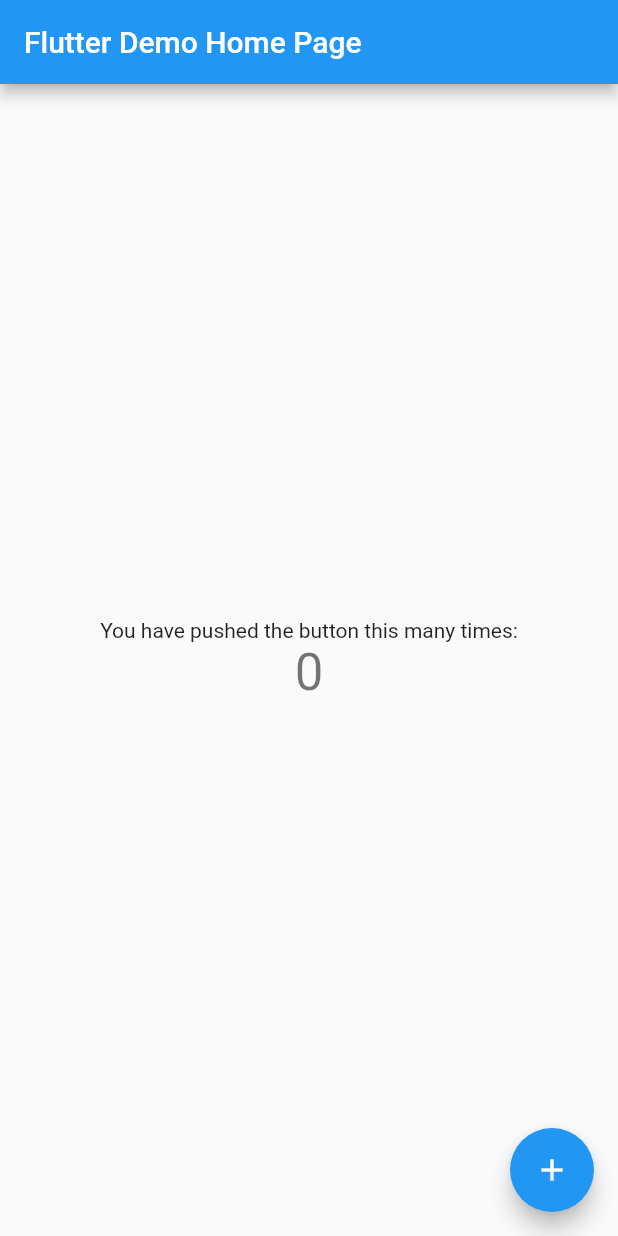
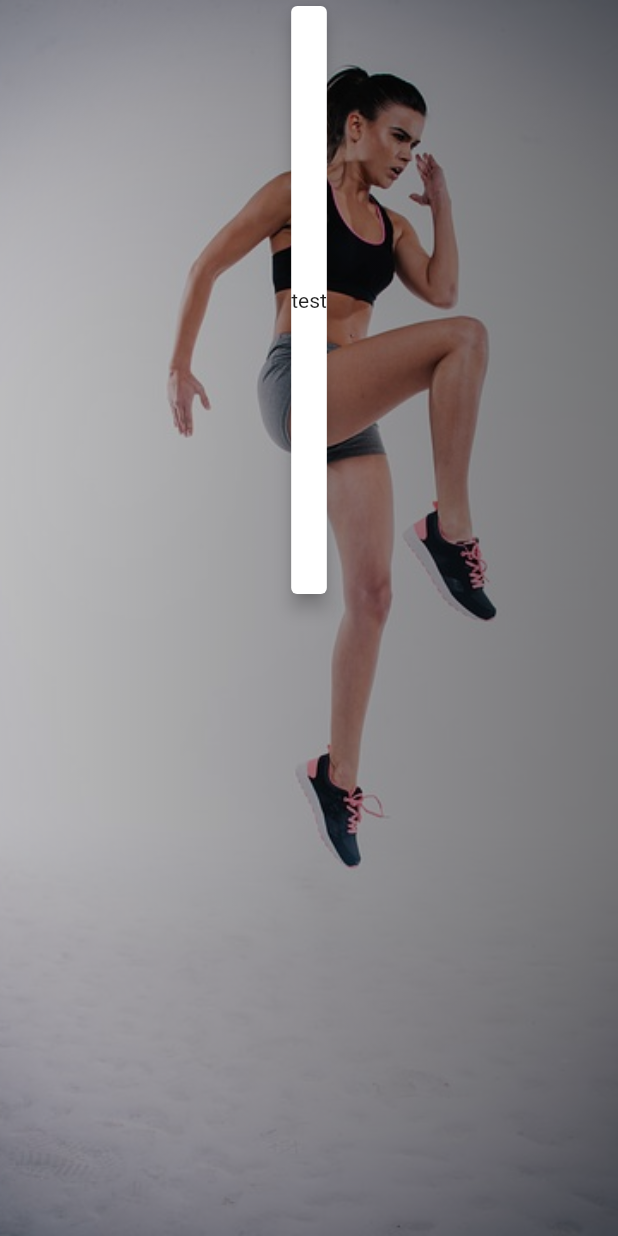
Before and after one commit to urosmeh/workout-guide, a Flutter app: the screen it shows after launch, on a phone screen of 412 x 824 dp. Run offline on Flutter 3.47's test engine with Material 2 defaults, Android fonts, the phone set to English and light mode, and no system bars.

Commit message:
Login background

```diff
--- a/lib/main.dart
+++ b/lib/main.dart
@@ -1,113 +1,13 @@
 import 'package:flutter/material.dart';
+import 'package:workout_guide/screens/auth_screen.dart';
 
-void main() {
-  runApp(MyApp());
-}
+void main() => runApp(MyApp());
 
 class MyApp extends StatelessWidget {
-  // This widget is the root of your application.
   @override
   Widget build(BuildContext context) {
     return MaterialApp(
-      title: 'Flutter Demo',
-      theme: ThemeData(
-        // This is the theme of your application.
-        //
-        // Try running your application with "flutter run". You'll see the
-        // application has a blue toolbar. Then, without quitting the app, try
-        // changing the primarySwatch below to Colors.green and then invoke
-        // "hot reload" (press "r" in the console where you ran "flutter run",
-        // or simply save your changes to "hot reload" in a Flutter IDE).
-        // Notice that the counter didn't reset back to zero; the application
-        // is not restarted.
-        primarySwatch: Colors.blue,
-      ),
-      home: MyHomePage(title: 'Flutter Demo Home Page'),
+      home: AuthScreen(),
     );
   }
 }
-
-class MyHomePage extends StatefulWidget {
-  MyHomePage({Key key, this.title}) : super(key: key);
-
-  // This widget is the home page of your application. It is stateful, meaning
-  // that it has a State object (defined below) that contains fields that affect
-  // how it looks.
-
-  // This class is the configuration for the state. It holds the values (in this
-  // case the title) provided by the parent (in this case the App widget) and
-  // used by the build method of the State. Fields in a Widget subclass are
-  // always marked "final".
-
-  final String title;
-
-  @override
-  _MyHomePageState createState() => _MyHomePageState();
-}
-
-class _MyHomePageState extends State<MyHomePage> {
-  int _counter = 0;
-
-  void _incrementCounter() {
-    setState(() {
-      // This call to setState tells the Flutter framework that something has
-      // changed in this State, which causes it to rerun the build method below
-      // so that the display can reflect the updated values. If we changed
-      // _counter without calling setState(), then the build method would not be
-      // called again, and so nothing would appear to happen.
-      _counter++;
-    });
-  }
-
-  @override
-  Widget build(BuildContext context) {
-    // This method is rerun every time setState is called, for instance as done
-    // by the _incrementCounter method above.
-    //
-    // The Flutter framework has been optimized to make rerunning build methods
-    // fast, so that you can just rebuild anything that needs updating rather
-    // than having to individually change instances of widgets.
-    return Scaffold(
-      appBar: AppBar(
-        // Here we take the value from the MyHomePage object that was created by
-        // the App.build method, and use it to set our appbar title.
-        title: Text(widget.title),
-      ),
-      body: Center(
-        // Center is a layout widget. It takes a single child and positions it
-        // in the middle of the parent.
-        child: Column(
-          // Column is also a layout widget. It takes a list of children and
-          // arranges them vertically. By default, it sizes itself to fit its
-          // children horizontally, and tries to be as tall as its parent.
-          //
-          // Invoke "debug painting" (press "p" in the console, choose the
-          // "Toggle Debug Paint" action from the Flutter Inspector in Android
-          // Studio, or the "Toggle Debug Paint" command in Visual Studio Code)
-          // to see the wireframe for each widget.
-          //
-          // Column has various properties to control how it sizes itself and
-          // how it positions its children. Here we use mainAxisAlignment to
-          // center the children vertically; the main axis here is the vertical
-          // axis because Columns are vertical (the cross axis would be
-          // horizontal).
-          mainAxisAlignment: MainAxisAlignment.center,
-          children: <Widget>[
-            Text(
-              'You have pushed the button this many times:',
-            ),
-            Text(
-              '$_counter',
-              style: Theme.of(context).textTheme.headline4,
-            ),
-          ],
-        ),
-      ),
-      floatingActionButton: FloatingActionButton(
-        onPressed: _incrementCounter,
-        tooltip: 'Increment',
-        child: Icon(Icons.add),
-      ), // This trailing comma makes auto-formatting nicer for build methods.
-    );
-  }
-}
--- /dev/null
+++ b/lib/screens/auth_screen.dart
@@ -0,0 +1,30 @@
+import 'package:flutter/material.dart';
+import 'package:workout_guide/widgets/login_background.dart';
+
+class AuthScreen extends StatelessWidget {
+  @override
+  Widget build(BuildContext context) {
+    return Scaffold(
+      body: Stack(
+        children: [
+          LoginBackground(),
+          Container(
+            alignment: Alignment.center,
+            height: 400,
+            child: Card(
+              elevation: 5,
+              child: Form(
+                child: Column(
+                  mainAxisAlignment: MainAxisAlignment.center,
+                  children: [
+                    Text("test"),
+                  ],
+                ),
+              ),
+            ),
+          )
+        ],
+      ),
+    );
+  }
+}
--- /dev/null
+++ b/lib/widgets/login_background.dart
@@ -0,0 +1,27 @@
+import 'package:flutter/material.dart';
+
+class LoginBackground extends StatelessWidget {
+  const LoginBackground({
+    Key key,
+  }) : super(key: key);
+
+  @override
+  Widget build(BuildContext context) {
+    return ShaderMask(
+      shaderCallback: (bounds) => LinearGradient(colors: [
+        Colors.black12,
+        Colors.black45,
+      ]).createShader(bounds),
+      blendMode: BlendMode.darken,
+      child: Container(
+        decoration: BoxDecoration(
+          image: DecorationImage(
+              image: AssetImage('assets/images/login-bg.jpg'),
+              fit: BoxFit.cover,
+              colorFilter:
+                  ColorFilter.mode(Colors.black12, BlendMode.darken)),
+        ),
+      ),
+    );
+  }
+}
--- a/pubspec.yaml
+++ b/pubspec.yaml
@@ -28,6 +28,7 @@ dependencies:
   # The following adds the Cupertino Icons font to your application.
   # Use with the CupertinoIcons class for iOS style icons.
   cupertino_icons: ^1.0.2
+  provider: ^5.0.0
 
 dev_dependencies:
   flutter_test:
@@ -45,9 +46,8 @@ flutter:
   uses-material-design: true
 
   # To add assets to your application, add an assets section, like this:
-  # assets:
-  #   - images/a_dot_burr.jpeg
-  #   - images/a_dot_ham.jpeg
+  assets:
+    - assets/images/login-bg.jpg
 
   # An image asset can refer to one or more resolution-specific "variants", see
   # https://flutter.dev/assets-and-images/#resolution-aware.
```
Also changed, not shown: assets/images/login-bg.jpg (added), pubspec.lock.
